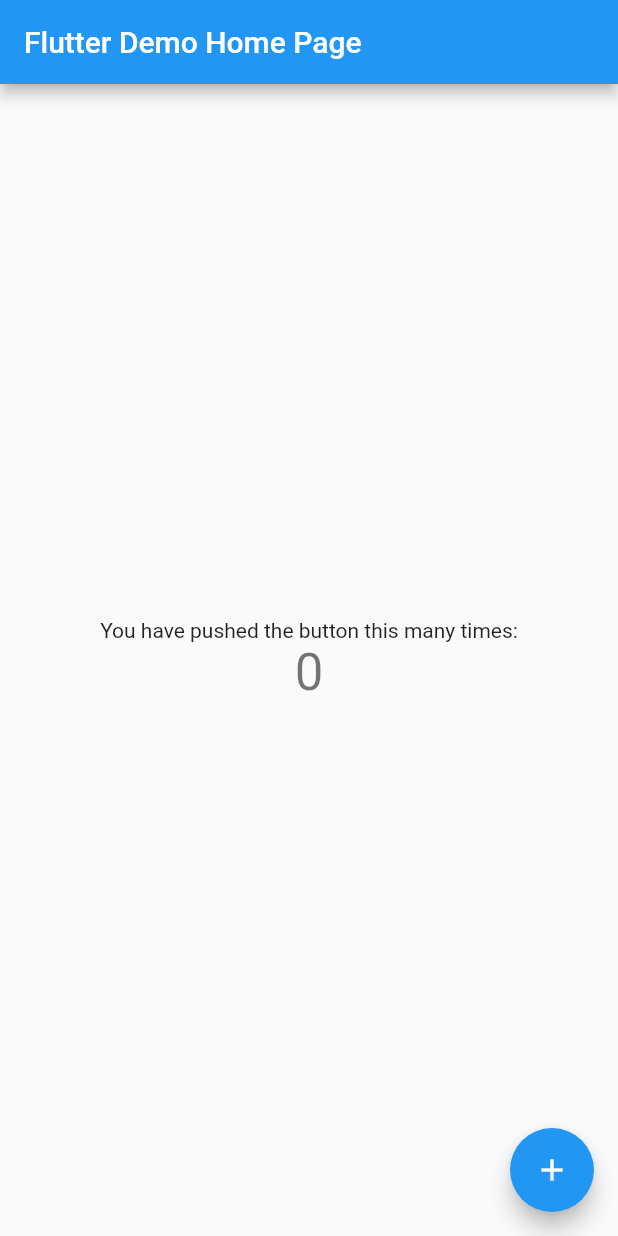
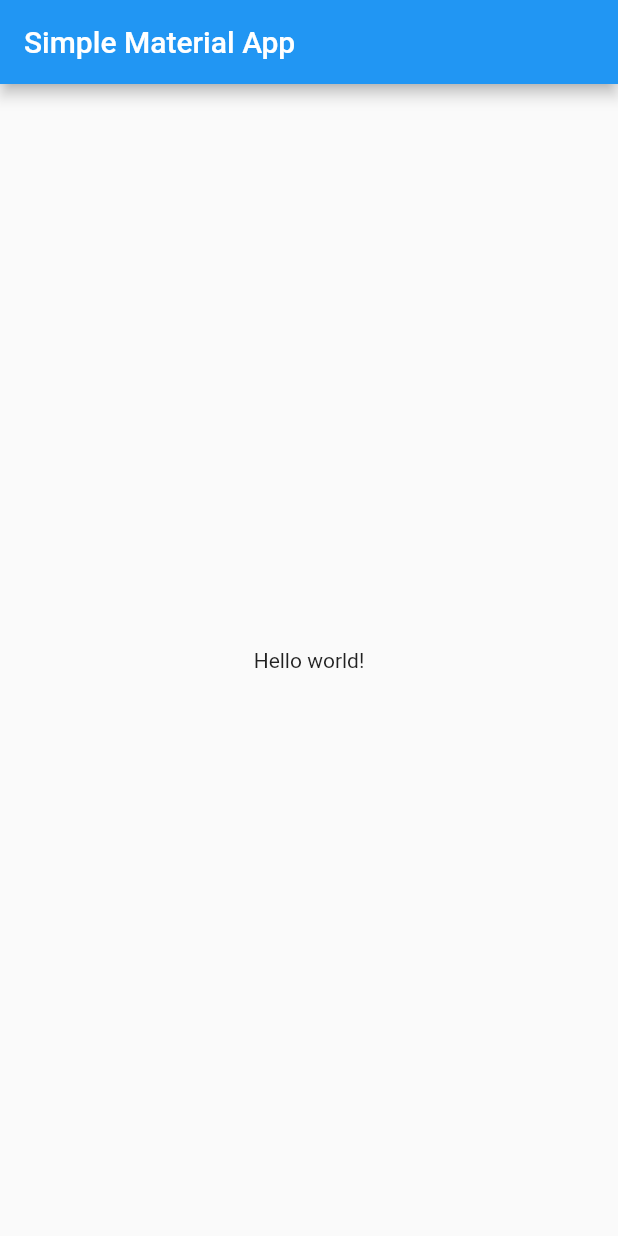
Before and after one commit to datlechin/FlutterExamples, a Flutter app: the screen it shows after launch, on a phone screen of 412 x 824 dp. Run offline on Flutter 3.47's test engine with Material 2 defaults, Android fonts, the phone set to English and light mode, and no system bars.

Commit message:
simple material app

```diff
--- a/lib/main.dart
+++ b/lib/main.dart
@@ -1,115 +1,27 @@
 import 'package:flutter/material.dart';
 
 void main() {
-  runApp(const MyApp());
+  runApp(const SimpleMaterialApp());
 }
 
-class MyApp extends StatelessWidget {
-  const MyApp({super.key});
+class SimpleMaterialApp extends StatelessWidget {
+  const SimpleMaterialApp({Key? key}) : super(key: key);
 
-  // This widget is the root of your application.
   @override
   Widget build(BuildContext context) {
     return MaterialApp(
-      title: 'Flutter Demo',
+      title: 'Simple Material App',
       theme: ThemeData(
-        // This is the theme of your application.
-        //
-        // Try running your application with "flutter run". You'll see the
-        // application has a blue toolbar. Then, without quitting the app, try
-        // changing the primarySwatch below to Colors.green and then invoke
-        // "hot reload" (press "r" in the console where you ran "flutter run",
-        // or simply save your changes to "hot reload" in a Flutter IDE).
-        // Notice that the counter didn't reset back to zero; the application
-        // is not restarted.
-        primarySwatch: Colors.blue,
+        primarySwatch: Colors.blue
       ),
-      home: const MyHomePage(title: 'Flutter Demo Home Page'),
+      home: Scaffold(
+        appBar: AppBar(
+          title: const Text('Simple Material App'),
+        ),
+        body: const Center(
+          child: Text('Hello world!')
+        ),
+      ),
     );
   }
 }
-
-class MyHomePage extends StatefulWidget {
-  const MyHomePage({super.key, required this.title});
-
-  // This widget is the home page of your application. It is stateful, meaning
-  // that it has a State object (defined below) that contains fields that affect
-  // how it looks.
-
-  // This class is the configuration for the state. It holds the values (in this
-  // case the title) provided by the parent (in this case the App widget) and
-  // used by the build method of the State. Fields in a Widget subclass are
-  // always marked "final".
-
-  final String title;
-
-  @override
-  State<MyHomePage> createState() => _MyHomePageState();
-}
-
-class _MyHomePageState extends State<MyHomePage> {
-  int _counter = 0;
-
-  void _incrementCounter() {
-    setState(() {
-      // This call to setState tells the Flutter framework that something has
-      // changed in this State, which causes it to rerun the build method below
-      // so that the display can reflect the updated values. If we changed
-      // _counter without calling setState(), then the build method would not be
-      // called again, and so nothing would appear to happen.
-      _counter++;
-    });
-  }
-
-  @override
-  Widget build(BuildContext context) {
-    // This method is rerun every time setState is called, for instance as done
-    // by the _incrementCounter method above.
-    //
-    // The Flutter framework has been optimized to make rerunning build methods
-    // fast, so that you can just rebuild anything that needs updating rather
-    // than having to individually change instances of widgets.
-    return Scaffold(
-      appBar: AppBar(
-        // Here we take the value from the MyHomePage object that was created by
-        // the App.build method, and use it to set our appbar title.
-        title: Text(widget.title),
-      ),
-      body: Center(
-        // Center is a layout widget. It takes a single child and positions it
-        // in the middle of the parent.
-        child: Column(
-          // Column is also a layout widget. It takes a list of children and
-          // arranges them vertically. By default, it sizes itself to fit its
-          // children horizontally, and tries to be as tall as its parent.
-          //
-          // Invoke "debug painting" (press "p" in the console, choose the
-          // "Toggle Debug Paint" action from the Flutter Inspector in Android
-          // Studio, or the "Toggle Debug Paint" command in Visual Studio Code)
-          // to see the wireframe for each widget.
-          //
-          // Column has various properties to control how it sizes itself and
-          // how it positions its children. Here we use mainAxisAlignment to
-          // center the children vertically; the main axis here is the vertical
-          // axis because Columns are vertical (the cross axis would be
-          // horizontal).
-          mainAxisAlignment: MainAxisAlignment.center,
-          children: <Widget>[
-            const Text(
-              'You have pushed the button this many times:',
-            ),
-            Text(
-              '$_counter',
-              style: Theme.of(context).textTheme.headline4,
-            ),
-          ],
-        ),
-      ),
-      floatingActionButton: FloatingActionButton(
-        onPressed: _incrementCounter,
-        tooltip: 'Increment',
-        child: const Icon(Icons.add),
-      ), // This trailing comma makes auto-formatting nicer for build methods.
-    );
-  }
-}
```
Also changed, not shown: 1 other file.
